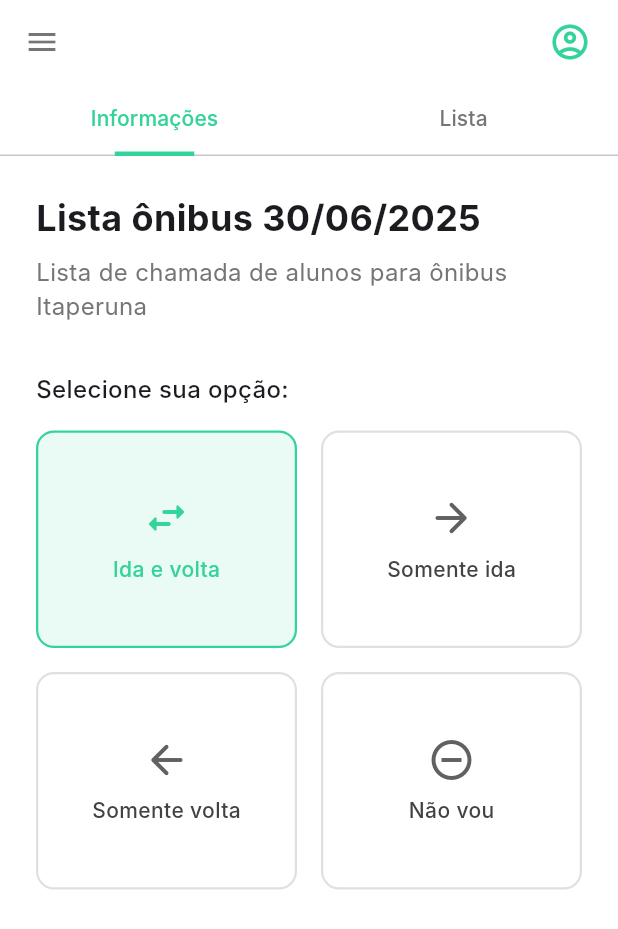
After one commit to GabrielPurificate/Striped, a Flutter app: the TelaListas screen opened directly, on a phone screen of 412 x 824 dp. The commit adds this screen. Shown: the top 929 px of the screen. Run offline on Flutter 3.47's test engine with Material 3 defaults, Android fonts, the phone set to English and light mode, and no system bars; Roboto replaces fonts that are missing (Inter).

Commit message:
feat: tela detalhes com mocks

```diff
--- a/lib/my_drawer.dart
+++ b/lib/my_drawer.dart
@@ -1,6 +1,6 @@
 import 'package:flutter/material.dart';
-import 'tela_historico.dart'; // Importa a tela de histórico
-import 'tela_principal.dart'; // Importa a tela principal
+import 'tela_listas.dart';
+import 'tela_principal.dart';
 
 class MyDrawer extends StatelessWidget {
   // Parâmetro para saber qual é a página atual
@@ -57,38 +57,19 @@ class MyDrawer extends StatelessWidget {
           ),
           const SizedBox(height: 8),
 
-          // ITEM "LISTAS" PREPARADO PARA O FUTURO
-          Padding(
-            padding: const EdgeInsets.symmetric(horizontal: 12.0),
-            child: ListTile(
-              leading: const Icon(Icons.list_alt_rounded),
-              title: const Text('Listas'),
-              selected: currentPage == 'Listas', // Será usado quando a tela for criada
-              selectedTileColor: primaryColor.withOpacity(0.2),
-              selectedColor: primaryColor,
-              shape: RoundedRectangleBorder(borderRadius: BorderRadius.circular(10)),
-              onTap: () {
-                // TODO: Criar e navegar para a TelaDeListas()
-                // Por enquanto, apenas fecha o menu
-                Navigator.of(context).pop();
-              },
-            ),
-          ),
-          const SizedBox(height: 8),
-
           // ITEM "HISTÓRICO" (sem alterações na lógica)
           Padding(
             padding: const EdgeInsets.symmetric(horizontal: 12.0),
             child: ListTile(
-              leading: const Icon(Icons.history),
-              title: const Text('Histórico'),
-              selected: currentPage == 'Historico',
+              leading: const Icon(Icons.list),
+              title: const Text('Listas'),
+              selected: currentPage == 'Listas',
               selectedTileColor: primaryColor.withOpacity(0.2),
               selectedColor: primaryColor,
               shape: RoundedRectangleBorder(borderRadius: BorderRadius.circular(10)),
               onTap: () {
                 Navigator.of(context).pushReplacement(
-                  MaterialPageRoute(builder: (context) => const TelaHistorico()),
+                  MaterialPageRoute(builder: (context) => const TelaListas()),
                 );
               },
             ),
--- /dev/null
+++ b/lib/tela_detalhes.dart
@@ -0,0 +1,209 @@
+import 'package:flutter/material.dart';
+import 'my_drawer.dart';
+
+class TelaListas extends StatefulWidget {
+  const TelaListas({super.key});
+
+  @override
+  State<TelaListas> createState() => _TelaListasState();
+}
+
+class _TelaListasState extends State<TelaListas>
+    with SingleTickerProviderStateMixin {
+  late TabController _tabController;
+  int _selectedOptionIndex = 0;
+
+  @override
+  void initState() {
+    super.initState();
+    _tabController = TabController(length: 2, vsync: this);
+  }
+
+  @override
+  void dispose() {
+    _tabController.dispose();
+    super.dispose();
+  }
+
+  @override
+  Widget build(BuildContext context) {
+    const Color primaryColor = Color(0xFF34D399);
+
+    return Scaffold(
+      backgroundColor: Colors.white,
+
+      // 1. ADICIONADO O DRAWER A ESTA TELA
+      drawer: const MyDrawer(currentPage: 'Listas'),
+
+      // 2. APPBAR ATUALIZADO PARA O PADRÃO
+      appBar: AppBar(
+        backgroundColor: Colors.white,
+        elevation: 0,
+        // Botão para abrir o menu
+        leading: Builder(
+          builder: (context) {
+            return IconButton(
+              icon: const Icon(Icons.menu, color: Colors.black54),
+              onPressed: () => Scaffold.of(context).openDrawer(),
+            );
+          },
+        ),
+        // Ações do lado direito (apenas o ícone de perfil)
+        actions: [
+          IconButton(
+            icon: const Icon(
+              Icons.account_circle_outlined,
+              color: primaryColor,
+              size: 28,
+            ),
+            onPressed: () {
+              // TODO: Lógica para a tela de perfil
+            },
+          ),
+          const SizedBox(width: 8),
+        ],
+        // Abas (Tabs)
+        bottom: TabBar(
+          controller: _tabController,
+          indicatorColor: primaryColor,
+          labelColor: primaryColor,
+          unselectedLabelColor: Colors.grey[600],
+          indicator: const UnderlineTabIndicator(
+            borderSide: BorderSide(width: 3.0, color: primaryColor),
+            insets: EdgeInsets.symmetric(horizontal: 16.0),
+          ),
+          tabs: const [
+            Tab(text: 'Informações'),
+            Tab(text: 'Lista'),
+          ],
+        ),
+      ),
+      body: TabBarView(
+        controller: _tabController,
+        children: [
+          _buildInformacoesTab(primaryColor),
+          _buildListaTab(primaryColor),
+        ],
+      ),
+    );
+  }
+
+  Widget _buildInformacoesTab(Color primaryColor) {
+    return SingleChildScrollView(
+      padding: const EdgeInsets.all(24.0),
+      child: Column(
+        crossAxisAlignment: CrossAxisAlignment.start,
+        children: [
+          const Text('Lista ônibus 30/06/2025', style: TextStyle(fontSize: 24, fontWeight: FontWeight.bold)),
+          const SizedBox(height: 8),
+          Text('Lista de chamada de alunos para ônibus Itaperuna', style: TextStyle(fontSize: 16, color: Colors.grey[600])),
+          const SizedBox(height: 32),
+          const Text('Selecione sua opção:', style: TextStyle(fontSize: 16, fontWeight: FontWeight.w500)),
+          const SizedBox(height: 16),
+          GridView.count(
+            crossAxisCount: 2,
+            shrinkWrap: true,
+            physics: const NeverScrollableScrollPhysics(),
+            crossAxisSpacing: 16,
+            mainAxisSpacing: 16,
+            childAspectRatio: 1.2,
+            children: [
+              _buildOptionCard(icon: Icons.swap_horiz_rounded, text: 'Ida e volta', index: 0, primaryColor: primaryColor),
+              _buildOptionCard(icon: Icons.arrow_forward_rounded, text: 'Somente ida', index: 1, primaryColor: primaryColor),
+              _buildOptionCard(icon: Icons.arrow_back_rounded, text: 'Somente volta', index: 2, primaryColor: primaryColor),
+              _buildOptionCard(icon: Icons.do_not_disturb_on_outlined, text: 'Não vou', index: 3, primaryColor: primaryColor),
+            ],
+          ),
+        ],
+      ),
+    );
+  }
+
+  Widget _buildListaTab(Color primaryColor) {
+    return Padding(
+      padding: const EdgeInsets.all(16.0),
+      child: Container(
+        decoration: BoxDecoration(
+          borderRadius: BorderRadius.circular(12),
+          border: Border.all(color: Colors.grey[300]!),
+        ),
+        padding: const EdgeInsets.all(16.0),
+        child: Column(
+          children: [
+            Row(
+              children: [
+                Expanded(
+                  child: TextField(
+                    decoration: InputDecoration(
+                      hintText: 'Pesquise participantes',
+                      prefixIcon: const Icon(Icons.search),
+                      border: OutlineInputBorder(
+                        borderRadius: BorderRadius.circular(12),
+                        borderSide: BorderSide(color: Colors.grey[400]!),
+                      ),
+                      contentPadding: const EdgeInsets.symmetric(vertical: 0),
+                    ),
+                  ),
+                ),
+                TextButton(
+                  onPressed: () { },
+                  child: Text('Filtrar', style: TextStyle(color: primaryColor, fontWeight: FontWeight.bold)),
+                ),
+              ],
+            ),
+            Expanded(
+              child: Column(
+                mainAxisAlignment: MainAxisAlignment.center,
+                children: [
+                  Icon(Icons.person_outline_rounded, size: 32, color: Colors.grey[400]),
+                  Icon(Icons.list_alt_rounded, size: 24, color: Colors.grey[400]),
+                  const SizedBox(height: 16),
+                  const Text('Participante(s) não encontrado(s)', style: TextStyle(fontSize: 18, fontWeight: FontWeight.bold)),
+                  const SizedBox(height: 8),
+                  Text('Não identificamos nenhum participante, certifique-se de alguém já ter entrado ou verifique o campo de pesquisa', textAlign: TextAlign.center, style: TextStyle(color: Colors.grey[600])),
+                ],
+              ),
+            ),
+            Row(
+              mainAxisAlignment: MainAxisAlignment.center,
+              children: [
+                Icon(Icons.people_outline_rounded, color: Colors.grey[600]),
+                const SizedBox(width: 8),
+                Text('0 participantes', style: TextStyle(color: Colors.grey[600], fontWeight: FontWeight.w500)),
+              ],
+            ),
+          ],
+        ),
+      ),
+    );
+  }
+
+  Widget _buildOptionCard({ required IconData icon, required String text, required int index, required Color primaryColor}) {
+    final bool isSelected = _selectedOptionIndex == index;
+    return GestureDetector(
+      onTap: () {
+        setState(() {
+          _selectedOptionIndex = index;
+        });
+      },
+      child: Container(
+        decoration: BoxDecoration(
+          color: isSelected ? primaryColor.withOpacity(0.1) : Colors.white,
+          borderRadius: BorderRadius.circular(12),
+          border: Border.all(
+            color: isSelected ? primaryColor : Colors.grey[300]!,
+            width: 1.5,
+          ),
+        ),
+        child: Column(
+          mainAxisAlignment: MainAxisAlignment.center,
+          children: [
+            Icon(icon, size: 32, color: isSelected ? primaryColor : Colors.grey[700]),
+            const SizedBox(height: 8),
+            Text(text, style: TextStyle(fontWeight: FontWeight.w500, color: isSelected ? primaryColor : Colors.grey[800])),
+          ],
+        ),
+      ),
+    );
+  }
+}
--- a/lib/tela_historico.dart
+++ b/lib/tela_listas.dart
@@ -1,14 +1,14 @@
 import 'package:flutter/material.dart';
 import 'my_drawer.dart'; // Importe o Drawer para reutilizar
 
-class TelaHistorico extends StatefulWidget {
-  const TelaHistorico({super.key});
+class TelaListas extends StatefulWidget {
+  const TelaListas({super.key});
 
   @override
-  State<TelaHistorico> createState() => _TelaHistoricoState();
+  State<TelaListas> createState() => _TelaListasState();
 }
 
-class _TelaHistoricoState extends State<TelaHistorico> {
+class _TelaListasState extends State<TelaListas> {
   // TODO: Futuramente, você irá carregar as listas do banco de dados aqui
   // e armazená-las em uma variável de estado, por exemplo:
   // List<MinhaLista> _listas = [];
@@ -20,7 +20,7 @@ class _TelaHistoricoState extends State<TelaHistorico> {
 
     return Scaffold(
       // Reutilizamos o mesmo Drawer da tela principal
-      drawer: const MyDrawer(currentPage: 'Historico'),
+      drawer: const MyDrawer(currentPage: 'Listas'),
       appBar: AppBar(
         elevation: 0,
         backgroundColor: Colors.transparent,
```
